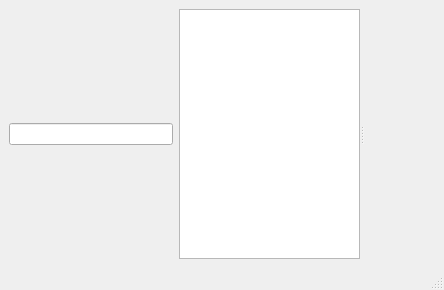
Old version of the form MainWindow.ui in the repository dsakurai/snotes.
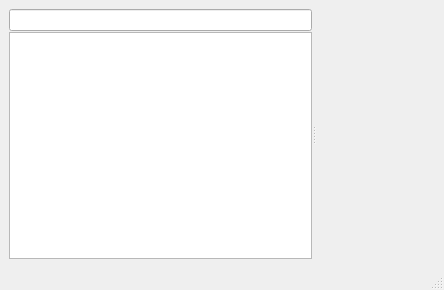
New version of the form. Custom widgets are drawn as their Qt base class.

Commit message: Move the search box around.

Diff of the .ui file:
```diff
--- a/MainWindow.ui
+++ b/MainWindow.ui
@@ -15,21 +15,42 @@
   </property>
   <widget class="QWidget" name="centralwidget">
    <property name="sizePolicy">
-    <sizepolicy hsizetype="Preferred" vsizetype="Preferred">
+    <sizepolicy hsizetype="Expanding" vsizetype="Preferred">
      <horstretch>0</horstretch>
      <verstretch>0</verstretch>
     </sizepolicy>
    </property>
    <layout class="QHBoxLayout" name="horizontalLayout">
-    <item>
-     <widget class="QLineEdit" name="searchLineEdit"/>
-    </item>
     <item>
      <widget class="QSplitter" name="splitter">
       <property name="orientation">
        <enum>Qt::Horizontal</enum>
       </property>
-      <widget class="NotesListView" name="notesListView"/>
+      <widget class="QWidget" name="widget" native="true">
+       <layout class="QVBoxLayout" name="verticalLayout">
+        <property name="spacing">
+         <number>1</number>
+        </property>
+        <property name="leftMargin">
+         <number>0</number>
+        </property>
+        <property name="topMargin">
+         <number>0</number>
+        </property>
+        <property name="rightMargin">
+         <number>0</number>
+        </property>
+        <property name="bottomMargin">
+         <number>0</number>
+        </property>
+        <item>
+         <widget class="QLineEdit" name="searchLineEdit"/>
+        </item>
+        <item>
+         <widget class="NotesListView" name="notesListView"/>
+        </item>
+       </layout>
+      </widget>
       <widget class="NoteViewsArea" name="noteViewsArea" native="true">
        <property name="sizePolicy">
         <sizepolicy hsizetype="Expanding" vsizetype="Expanding">
```
